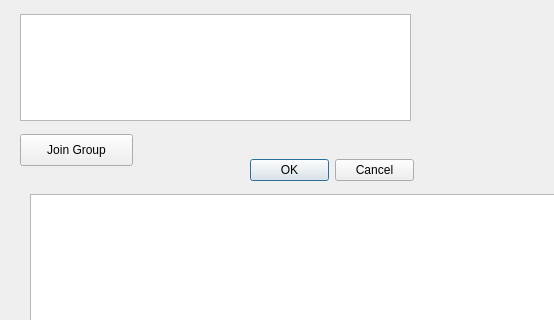
Above: StudyGroupFormer/GroupInfo.ui from vu035/StudyGroupApp before the change; both pictures show x 0 to 554 and y 176 to 496 of the 784 by 618 pixel window. Below: the same form after it.
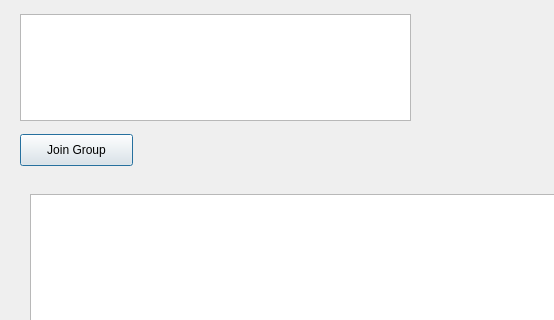
That is the form after the change.

```diff
--- a/StudyGroupFormer/GroupInfo.ui
+++ b/StudyGroupFormer/GroupInfo.ui
@@ -215,19 +215,6 @@
     <string>Refresh</string>
    </property>
   </widget>
-  <widget class="QDialogButtonBox" name="buttonBox">
-   <property name="geometry">
-    <rect>
-     <x>250</x>
-     <y>330</y>
-     <width>164</width>
-     <height>32</height>
-    </rect>
-   </property>
-   <property name="standardButtons">
-    <set>QDialogButtonBox::Cancel|QDialogButtonBox::Ok</set>
-   </property>
-  </widget>
   <widget class="QWidget" name="">
    <property name="geometry">
     <rect>
```
